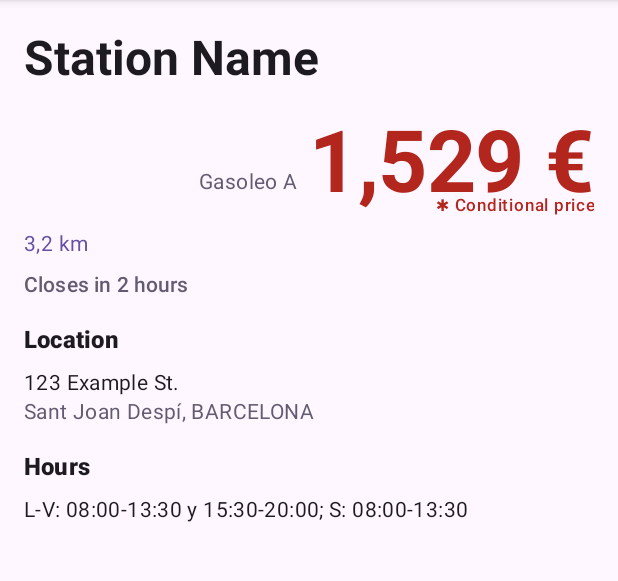
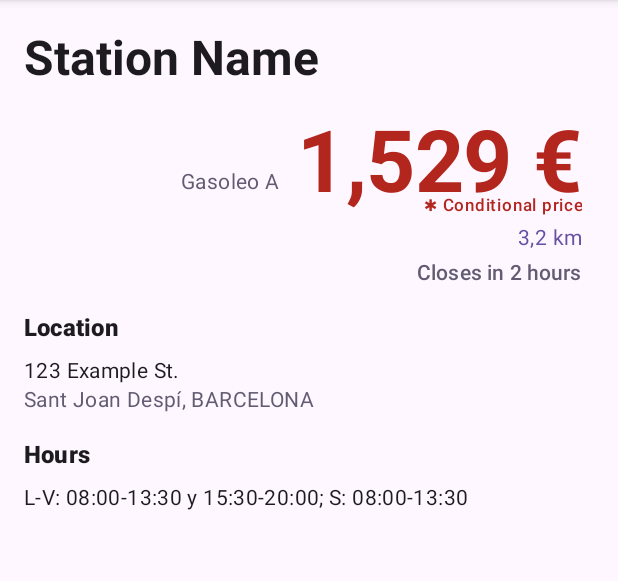
Before and after one commit to vokimon/carburoid, an Android app: the StationDetailActivity screen opened directly, with no data from a screen before it, on a phone screen of 412 x 824 dp, the part 96-677 px from its top. Run offline under Robolectric (Android 15) with nearby library versions, the phone set to English and light mode, and no system bars.

Commit message:
💄 spaced layout
- quick items to the right
- indented elements

```diff
--- a/app/src/main/res/layout/activity_station_detail.xml
+++ b/app/src/main/res/layout/activity_station_detail.xml
@@ -9,6 +9,7 @@
     <LinearLayout
         android:layout_width="match_parent"
         android:layout_height="wrap_content"
+        android:paddingEnd="8dp"
         android:orientation="vertical">
 
         <!-- Hero Section -->
@@ -26,7 +27,7 @@
             android:layout_width="match_parent"
             android:layout_height="wrap_content"
             android:gravity="bottom|right"
-            android:layout_marginBottom="8dp"
+            android:layout_marginBottom="4dp"
             >
 
             <!-- Warning for non-public prices -->
@@ -60,10 +61,10 @@
                 android:id="@+id/text_current_product"
                 android:layout_width="0dp"
                 android:layout_height="wrap_content"
-                android:layout_marginEnd="8dp"
+                android:layout_marginEnd="12dp"
+                android:paddingBottom="14dp"
                 app:layout_constraintEnd_toStartOf="@id/text_price"
                 app:layout_constraintBottom_toBottomOf="@id/text_price"
-                android:paddingBottom="14dp"
                 android:gravity="bottom|right"
                 style="@style/TextAppearance.Material3.BodyMedium"
                 android:textColor="?attr/colorSecondary"
@@ -74,17 +75,19 @@
 
         <TextView
             android:id="@+id/text_distance"
-            android:layout_width="match_parent"
+            android:layout_width="wrap_content"
             android:layout_height="wrap_content"
-            android:layout_marginBottom="8dp"
+            android:layout_marginBottom="4dp"
+            android:layout_gravity="end"
             style="@style/TextAppearance.Material3.BodyMedium"
             android:textColor="?attr/colorPrimary"
             android:text="3,2 km" />
 
         <TextView
             android:id="@+id/text_open_status"
-            android:layout_width="match_parent"
+            android:layout_width="wrap_content"
             android:layout_height="wrap_content"
+            android:layout_gravity="end"
             android:layout_marginBottom="16dp"
             style="@style/TextAppearance.Material3.LabelLarge"
             android:textColor="?attr/colorSecondary"
@@ -151,6 +154,7 @@
             android:layout_width="match_parent"
             android:layout_height="wrap_content"
             android:orientation="vertical"
+            android:padding="8dp"
             android:visibility="gone">
 
             <!-- Here the dynamically added TextViews for other products -->
```
